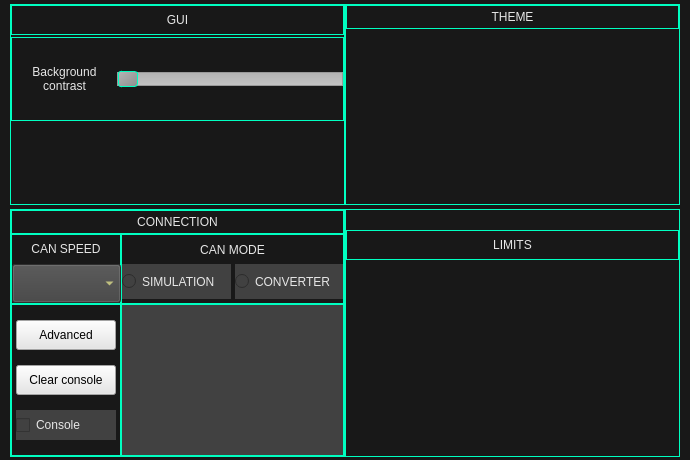
Qt form ui/settings.ui (rozkalibrowany/vocc) before a commit.
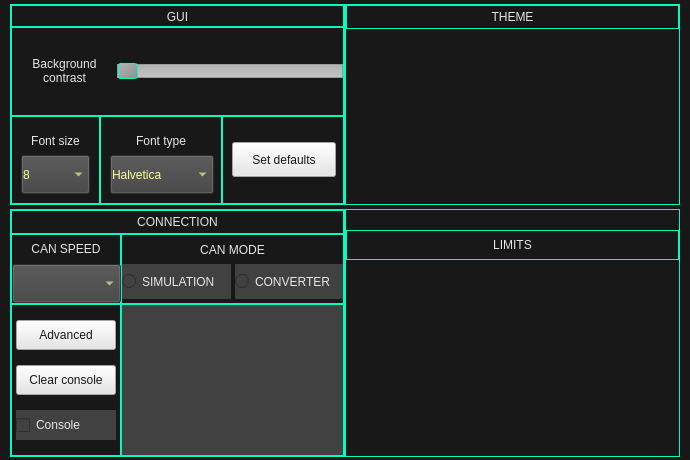
The same form after that commit.

Diff of the .ui file:
```diff
--- a/ui/settings.ui
+++ b/ui/settings.ui
@@ -487,6 +487,7 @@
                         <property name="styleSheet">
                          <string notr="true">padding: 2px;
 font: 75 bold 10pt &quot;Halvetica&quot; ;
+color: rgb(24, 24, 24);
 background-color: #e6e6e6;</string>
                         </property>
                         <property name="text">
@@ -517,6 +518,7 @@
                         </property>
                         <property name="styleSheet">
                          <string notr="true">font: 75 bold 9.5pt &quot;Halvetica&quot; ;
+color: rgb(24, 24, 24);
 background-color: #e6e6e6;</string>
                         </property>
                         <property name="text">
@@ -746,7 +748,7 @@
           </property>
           <layout class="QVBoxLayout" name="verticalLayout_12">
            <property name="spacing">
-            <number>2</number>
+            <number>0</number>
            </property>
            <property name="leftMargin">
             <number>0</number>
@@ -765,7 +767,7 @@
              <property name="maximumSize">
               <size>
                <width>16777215</width>
-               <height>30</height>
+               <height>22</height>
               </size>
              </property>
              <layout class="QVBoxLayout" name="verticalLayout_2">
@@ -934,14 +936,220 @@
                 <number>0</number>
                </property>
                <item>
-                <widget class="QLabel" name="label_8">
-                 <property name="styleSheet">
-                  <string notr="true">border:none;</string>
+                <layout class="QHBoxLayout" name="horizontalLayout_9">
+                 <property name="spacing">
+                  <number>0</number>
                  </property>
-                 <property name="text">
-                  <string/>
-                 </property>
-                </widget>
+                 <item>
+                  <widget class="QFrame" name="verticalFrame_2">
+                   <layout class="QVBoxLayout" name="verticalLayout_21">
+                    <property name="spacing">
+                     <number>0</number>
+                    </property>
+                    <item>
+                     <layout class="QVBoxLayout" name="verticalLayout_38">
+                      <property name="spacing">
+                       <number>0</number>
+                      </property>
+                      <item>
+                       <widget class="QLabel" name="fontTypeBox">
+                        <property name="styleSheet">
+                         <string notr="true">border: none;
+padding: 2px;
+font: 75 bold 10pt &quot;Halvetica&quot; ;
+color: #e6e6e6;</string>
+                        </property>
+                        <property name="text">
+                         <string>Font size</string>
+                        </property>
+                        <property name="alignment">
+                         <set>Qt::AlignCenter</set>
+                        </property>
+                       </widget>
+                      </item>
+                     </layout>
+                    </item>
+                    <item>
+                     <layout class="QVBoxLayout" name="verticalLayout_39">
+                      <property name="spacing">
+                       <number>0</number>
+                      </property>
+                      <item>
+                       <widget class="QComboBox" name="fontSizeBox">
+                        <property name="minimumSize">
+                         <size>
+                          <width>71</width>
+                          <height>41</height>
+                         </size>
+                        </property>
+                        <property name="maximumSize">
+                         <size>
+                          <width>16777215</width>
+                          <height>16777215</height>
+                         </size>
+                        </property>
+                        <property name="layoutDirection">
+                         <enum>Qt::LeftToRight</enum>
+                        </property>
+                        <property name="styleSheet">
+                         <string notr="true">selection-color: yellow;
+font: 75 bold 11pt &quot;Halvetica&quot; ;
+color:  #ffff99;
+padding: 1px 1px 1px 1px;
+background-color: rgb(65,65,65);
+min-width: 65px;
+min-height: 35px;</string>
+                        </property>
+                        <item>
+                         <property name="text">
+                          <string>8</string>
+                         </property>
+                        </item>
+                        <item>
+                         <property name="text">
+                          <string>10</string>
+                         </property>
+                        </item>
+                        <item>
+                         <property name="text">
+                          <string>12</string>
+                         </property>
+                        </item>
+                        <item>
+                         <property name="text">
+                          <string>14</string>
+                         </property>
+                        </item>
+                       </widget>
+                      </item>
+                     </layout>
+                    </item>
+                   </layout>
+                  </widget>
+                 </item>
+                 <item>
+                  <widget class="QFrame" name="verticalFrame_3">
+                   <layout class="QVBoxLayout" name="verticalLayout_37">
+                    <property name="spacing">
+                     <number>0</number>
+                    </property>
+                    <item>
+                     <layout class="QVBoxLayout" name="verticalLayout_40">
+                      <property name="spacing">
+                       <number>0</number>
+                      </property>
+                      <item>
+                       <widget class="QLabel" name="label_9">
+                        <property name="styleSheet">
+                         <string notr="true">border: none;
+padding: 2px;
+font: 75 bold 10pt &quot;Halvetica&quot; ;
+color: #e6e6e6;</string>
+                        </property>
+                        <property name="text">
+                         <string>Font type</string>
+                        </property>
+                        <property name="alignment">
+                         <set>Qt::AlignCenter</set>
+                        </property>
+                       </widget>
+                      </item>
+                     </layout>
+                    </item>
+                    <item>
+                     <layout class="QHBoxLayout" name="horizontalLayout_13">
+                      <property name="spacing">
+                       <number>0</number>
+                      </property>
+                      <item>
+                       <widget class="QComboBox" name="comboBox_2">
+                        <property name="minimumSize">
+                         <size>
+                          <width>106</width>
+                          <height>41</height>
+                         </size>
+                        </property>
+                        <property name="maximumSize">
+                         <size>
+                          <width>16777215</width>
+                          <height>16777215</height>
+                         </size>
+                        </property>
+                        <property name="styleSheet">
+                         <string notr="true">selection-color: yellow;
+font: 75 bold 11pt &quot;Halvetica&quot; ;
+color:  #ffff99;
+padding: 1px 1px 1px 1px;
+background-color: rgb(65,65,65);
+min-width: 100px;
+min-height: 35px;</string>
+                        </property>
+                        <item>
+                         <property name="text">
+                          <string>Halvetica</string>
+                         </property>
+                        </item>
+                        <item>
+                         <property name="text">
+                          <string>Ubuntu</string>
+                         </property>
+                        </item>
+                       </widget>
+                      </item>
+                     </layout>
+                    </item>
+                   </layout>
+                  </widget>
+                 </item>
+                 <item>
+                  <widget class="QFrame" name="verticalFrame">
+                   <layout class="QVBoxLayout" name="verticalLayout_17">
+                    <property name="spacing">
+                     <number>0</number>
+                    </property>
+                    <item>
+                     <layout class="QVBoxLayout" name="verticalLayout_42">
+                      <property name="spacing">
+                       <number>0</number>
+                      </property>
+                     </layout>
+                    </item>
+                    <item>
+                     <layout class="QVBoxLayout" name="verticalLayout_41">
+                      <property name="spacing">
+                       <number>0</number>
+                      </property>
+                      <item>
+                       <widget class="QPushButton" name="setDefaultsBtn">
+                        <property name="minimumSize">
+                         <size>
+                          <width>104</width>
+                          <height>0</height>
+                         </size>
+                        </property>
+                        <property name="maximumSize">
+                         <size>
+                          <width>104</width>
+                          <height>35</height>
+                         </size>
+                        </property>
+                        <property name="styleSheet">
+                         <string notr="true">padding: 2px;
+font: 75 bold 10pt &quot;Halvetica&quot; ;
+color: rgb(24, 24, 24);
+background-color: #e6e6e6;</string>
+                        </property>
+                        <property name="text">
+                         <string>Set defaults</string>
+                        </property>
+                       </widget>
+                      </item>
+                     </layout>
+                    </item>
+                   </layout>
+                  </widget>
+                 </item>
+                </layout>
                </item>
               </layout>
              </item>
```
